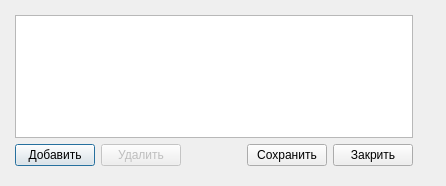
Before: the Qt Designer form dict.ui in SBTASM/unitext, drawn with Qt 5.
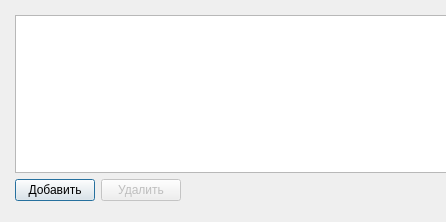
After: the same form once the commit is applied.

The edit to the form file:
```diff
--- a/dict.ui
+++ b/dict.ui
@@ -7,7 +7,7 @@
     <x>0</x>
     <y>0</y>
     <width>446</width>
-    <height>186</height>
+    <height>222</height>
    </rect>
   </property>
   <property name="windowTitle">
@@ -21,8 +21,8 @@
     <rect>
      <x>10</x>
      <y>10</y>
-     <width>408</width>
-     <height>161</height>
+     <width>670</width>
+     <height>196</height>
     </rect>
    </property>
    <layout class="QVBoxLayout" name="main">
```
